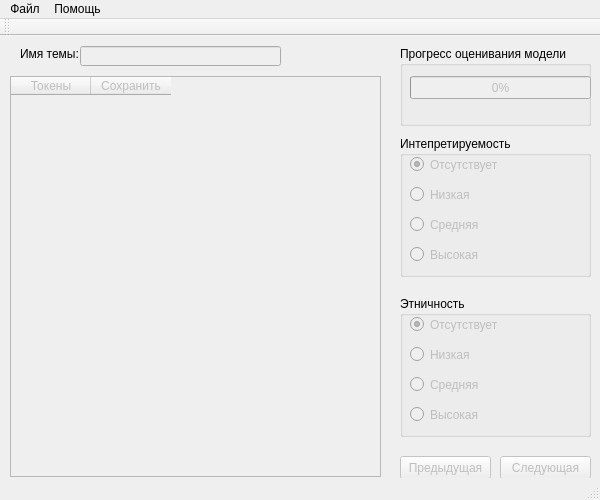
This is TopicViewer/main_window.ui in MelLain/Different as Qt 5 draws it before an edit. The edited form follows.
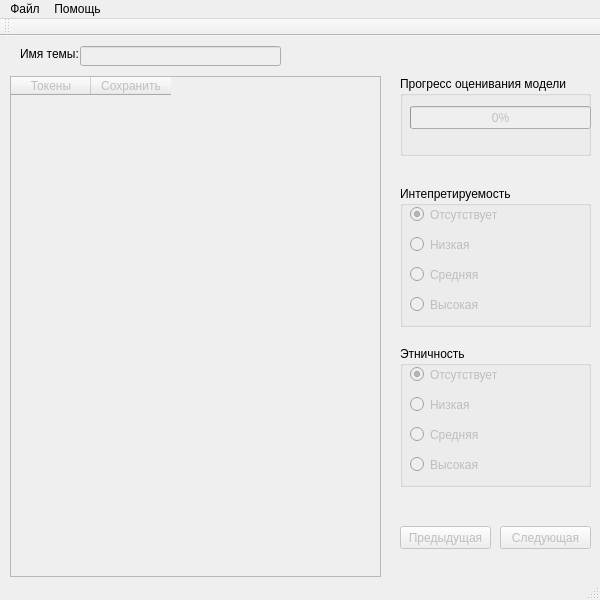
This is the edited form.

Commit message: increase top-tokens window

The edit to the form file:
```diff
--- a/TopicViewer/main_window.ui
+++ b/TopicViewer/main_window.ui
@@ -7,19 +7,19 @@
     <x>0</x>
     <y>0</y>
     <width>600</width>
-    <height>500</height>
+    <height>600</height>
    </rect>
   </property>
   <property name="minimumSize">
    <size>
     <width>600</width>
-    <height>500</height>
+    <height>600</height>
    </size>
   </property>
   <property name="maximumSize">
    <size>
     <width>600</width>
-    <height>500</height>
+    <height>600</height>
    </size>
   </property>
   <property name="windowTitle">
@@ -30,7 +30,7 @@
     <property name="geometry">
      <rect>
       <x>400</x>
-      <y>10</y>
+      <y>40</y>
       <width>191</width>
       <height>80</height>
      </rect>
@@ -59,7 +59,7 @@
     <property name="geometry">
      <rect>
       <x>400</x>
-      <y>100</y>
+      <y>150</y>
       <width>191</width>
       <height>141</height>
      </rect>
@@ -163,7 +163,7 @@
     <property name="geometry">
      <rect>
       <x>400</x>
-      <y>260</y>
+      <y>310</y>
       <width>191</width>
       <height>141</height>
      </rect>
@@ -270,7 +270,7 @@
     <property name="geometry">
      <rect>
       <x>500</x>
-      <y>420</y>
+      <y>490</y>
       <width>91</width>
       <height>23</height>
      </rect>
@@ -289,7 +289,7 @@
     <property name="geometry">
      <rect>
       <x>400</x>
-      <y>420</y>
+      <y>490</y>
       <width>91</width>
       <height>23</height>
      </rect>
@@ -336,9 +336,15 @@
       <x>10</x>
       <y>40</y>
       <width>371</width>
-      <height>401</height>
+      <height>501</height>
      </rect>
     </property>
+    <property name="lineWidth">
+     <number>1</number>
+    </property>
+    <property name="showGrid">
+     <bool>true</bool>
+    </property>
     <attribute name="horizontalHeaderDefaultSectionSize">
      <number>80</number>
     </attribute>
```
Left out of the diff: 2 changed lines with no effect on the pictures. The commit also changes 1 other file.
